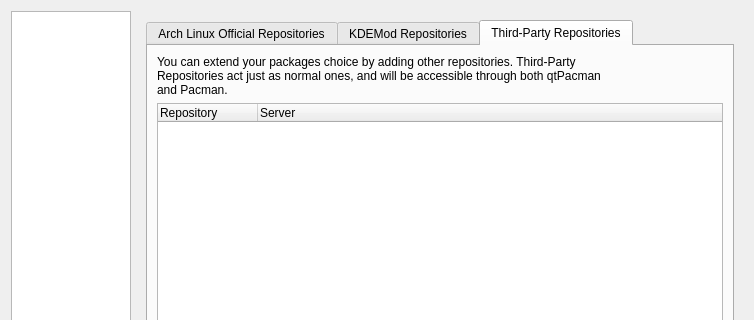
The window that trunk/ui/configDialog.ui (drf/shaman1) describes before a commit, drawn with Qt 5; both pictures show x 0 to 754 and y 0 to 320 of the 754 by 528 pixel window.
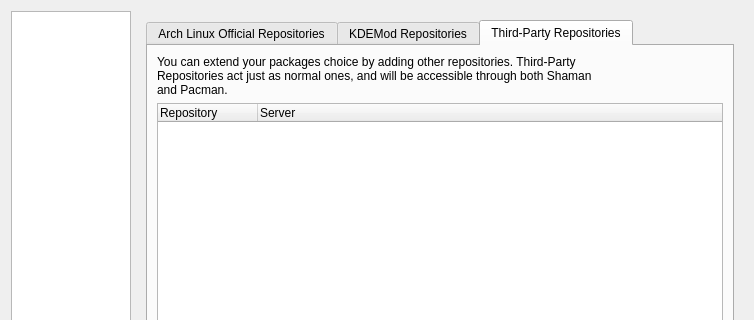
The same window after the commit. The open tabs and pages were chosen to show the change. Icons and pictures are not drawn.

Diff of the .ui file:
```diff
--- a/trunk/ui/configDialog.ui
+++ b/trunk/ui/configDialog.ui
@@ -441,7 +441,7 @@
               <widget class="QLabel" name="thirdPartyLabel" >
                <property name="text" >
                 <string>You can extend your packages choice by adding other repositories. Third-Party 
-Repositories act just as normal ones, and will be accessible through both qtPacman
+Repositories act just as normal ones, and will be accessible through both Shaman
 and Pacman.</string>
                </property>
               </widget>
```
Left out of the diff: 4 changed lines with no effect on the pictures.
